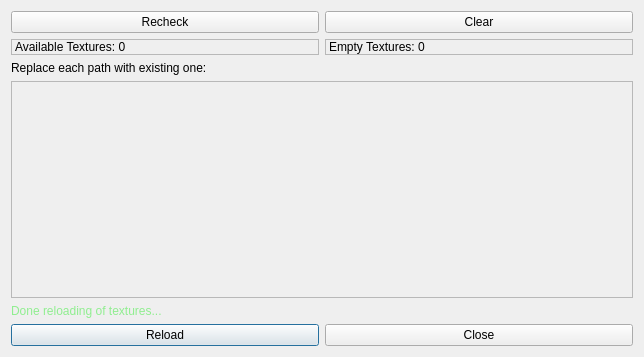
This is ui/ui.ui in iceanimations/textureReloader as Qt 5 draws it before an edit. The edited form follows.
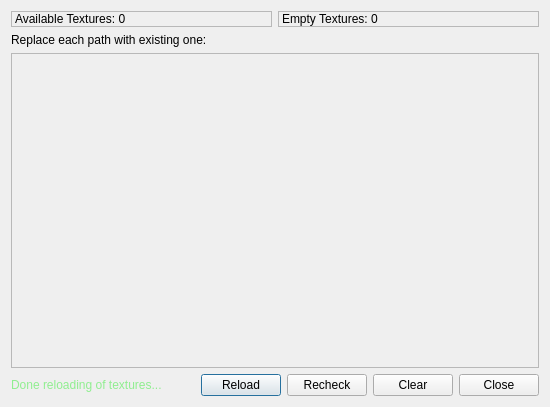
This is the edited form.

Commit message: pushButtons at the top of the window moved at the bottom and tool tip for those buttons set

```diff
--- a/ui/ui.ui
+++ b/ui/ui.ui
@@ -6,35 +6,14 @@
    <rect>
     <x>0</x>
     <y>0</y>
-    <width>644</width>
-    <height>357</height>
+    <width>550</width>
+    <height>407</height>
    </rect>
   </property>
   <property name="windowTitle">
    <string>Texture Reloader</string>
   </property>
   <layout class="QVBoxLayout" name="verticalLayout">
-   <item>
-    <layout class="QHBoxLayout" name="horizontalLayout">
-     <item>
-      <widget class="QPushButton" name="recheckButton">
-       <property name="text">
-        <string>Recheck</string>
-       </property>
-       <property name="autoDefault">
-        <bool>false</bool>
-       </property>
-      </widget>
-     </item>
-     <item>
-      <widget class="QPushButton" name="clearButton">
-       <property name="text">
-        <string>Clear</string>
-       </property>
-      </widget>
-     </item>
-    </layout>
-   </item>
    <item>
     <layout class="QHBoxLayout" name="horizontalLayout_3">
      <item>
@@ -76,8 +55,8 @@
        <rect>
         <x>0</x>
         <y>0</y>
-        <width>624</width>
-        <height>207</height>
+        <width>530</width>
+        <height>314</height>
        </rect>
       </property>
       <layout class="QVBoxLayout" name="texturesBoxLayout">
@@ -88,18 +67,31 @@
      </widget>
     </widget>
    </item>
-   <item>
-    <widget class="QLabel" name="messageLabel">
-     <property name="styleSheet">
-      <string>color: lightGreen</string>
-     </property>
-     <property name="text">
-      <string>Done reloading of textures...</string>
-     </property>
-    </widget>
-   </item>
    <item>
     <layout class="QHBoxLayout" name="horizontalLayout_2">
+     <item>
+      <widget class="QLabel" name="messageLabel">
+       <property name="styleSheet">
+        <string>color: lightGreen</string>
+       </property>
+       <property name="text">
+        <string>Done reloading of textures...</string>
+       </property>
+      </widget>
+     </item>
+     <item>
+      <spacer name="horizontalSpacer">
+       <property name="orientation">
+        <enum>Qt::Horizontal</enum>
+       </property>
+       <property name="sizeHint" stdset="0">
+        <size>
+         <width>40</width>
+         <height>20</height>
+        </size>
+       </property>
+      </spacer>
+     </item>
      <item>
       <widget class="QPushButton" name="reloadButton">
        <property name="text">
@@ -113,6 +105,29 @@
        </property>
       </widget>
      </item>
+     <item>
+      <widget class="QPushButton" name="recheckButton">
+       <property name="toolTip">
+        <string>Relist the textures used in current scene</string>
+       </property>
+       <property name="text">
+        <string>Recheck</string>
+       </property>
+       <property name="autoDefault">
+        <bool>false</bool>
+       </property>
+      </widget>
+     </item>
+     <item>
+      <widget class="QPushButton" name="clearButton">
+       <property name="toolTip">
+        <string>Clear the window</string>
+       </property>
+       <property name="text">
+        <string>Clear</string>
+       </property>
+      </widget>
+     </item>
      <item>
       <widget class="QPushButton" name="closeButton">
        <property name="text">
```
Left out of the diff: 6 changed lines with no effect on the pictures.
